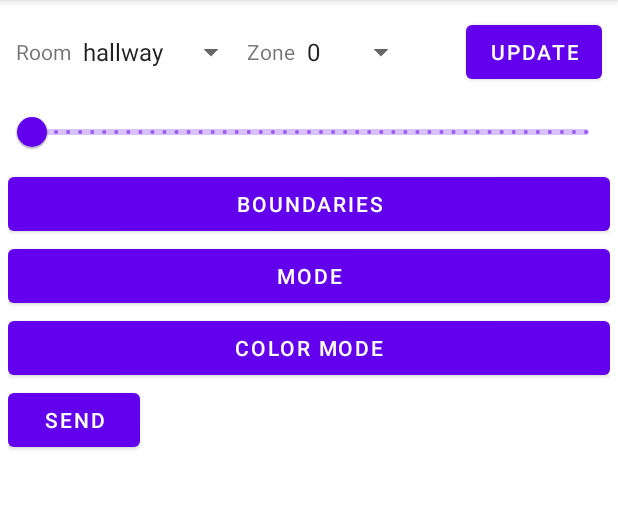
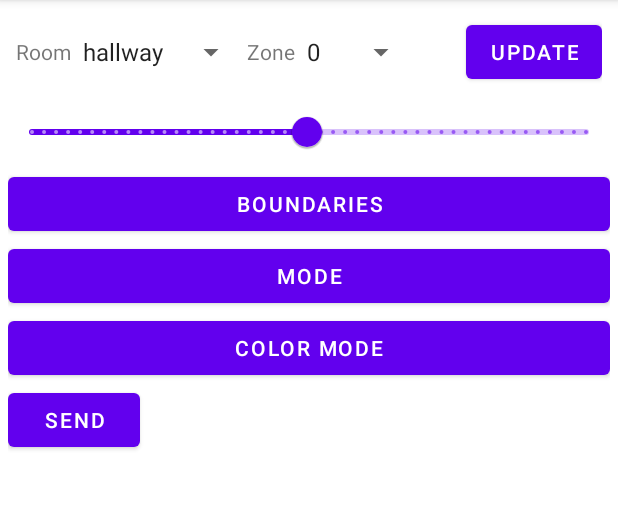
Before and after one commit to Nolven/home, an Android app: the fragment FragmentLed placed in its activity, on a phone screen of 412 x 824 dp, the part 84-594 px from its top. Run offline under Robolectric (Android 15) with nearby library versions, the phone set to English and light mode, and no system bars; our stand-ins replace Room's generated code; libraries missing offline, so code that uses them is left out: com.flask.colorpicker, org.eclipse.paho.

Commit message:
App minor fixes

```diff
--- a/android_app/app/src/main/java/com/example/homecontrole/led/Gradient.kt
+++ b/android_app/app/src/main/java/com/example/homecontrole/led/Gradient.kt
@@ -2,6 +2,7 @@ package com.example.homecontrole.led
 
 import android.content.Context
 import android.graphics.Color
+import android.opengl.Visibility
 import android.text.Editable
 import android.text.TextWatcher
 import android.util.Log
@@ -12,7 +13,6 @@ import android.widget.Button
 import androidx.core.graphics.blue
 import androidx.core.graphics.green
 import androidx.core.graphics.red
-import androidx.core.view.forEach
 import com.example.homecontrole.R
 import com.example.homecontrole.databinding.LedColorGradientBinding
 import com.flask.colorpicker.ColorPickerView
@@ -21,14 +21,19 @@ import com.google.gson.Gson
 import com.google.gson.JsonElement
 import com.google.gson.JsonObject
 import java.lang.Integer.parseInt
-import java.lang.reflect.Array
 
+data class GradientData(
+    var blending: Int,
+    var speed: Int,
+    var sampler_step: Int,
+    var colors: ArrayList<Array<Int>>
+)
 
 class Gradient(private val binding: LedColorGradientBinding, private val context: Context)
 {
     private var colorPickerIds: ArrayList<Int> = ArrayList()
 
-    private val data: GradientData = GradientData(0, 0, 0, arrayListOf())
+    private val data = GradientData(0, 0, 0, arrayListOf())
 
     private fun removeColor()
     {
@@ -41,6 +46,10 @@ class Gradient(private val binding: LedColorGradientBinding, private val context
         // Hide clear button when there is no colors
         if( colorPickerIds.isEmpty() )
             binding.gradientRemoveColor.visibility = View.INVISIBLE
+
+        if( binding.gradientAddColor.visibility == View.INVISIBLE )
+            binding.gradientAddColor.visibility = View.VISIBLE
+
     }
 
     private fun addColor(color: kotlin.Array<Int> = arrayOf(255, 0, 255))
@@ -91,6 +100,9 @@ class Gradient(private val binding: LedColorGradientBinding, private val context
         // Show clear button
         if (binding.gradientRemoveColor.visibility == View.INVISIBLE)
             binding.gradientRemoveColor.visibility = View.VISIBLE
+
+        if( data.colors.size == 8 ) // 32 bytes max for i2c
+            binding.gradientAddColor.visibility = View.INVISIBLE
     }
 
     private fun setDataUpdateCb()
--- a/android_app/app/src/main/java/com/example/homecontrole/led/GradientData.kt
+++ /dev/null
@@ -1,8 +0,0 @@
-package com.example.homecontrole.led
-
-data class GradientData(
-    var blending: Int,
-    var speed: Int,
-    var sampler_step: Int,
-    var colors: ArrayList<Array<Int>>
-)
--- a/android_app/app/src/main/java/com/example/homecontrole/led/LedFragment.kt
+++ b/android_app/app/src/main/java/com/example/homecontrole/led/LedFragment.kt
@@ -30,6 +30,7 @@ import com.google.gson.JsonElement
 import com.google.gson.JsonObject
 import com.google.gson.JsonPrimitive
 import java.lang.Integer.parseInt
+import kotlin.math.floor
 import kotlin.math.log
 
 private const val ARG_PARAM1 = "param1"
@@ -277,6 +278,7 @@ class FragmentLed : Fragment() {
         binding.brightnessSlider.addOnChangeListener{ _, value, _ ->
             generalData.brightness = value.toInt()
         }
+        binding.brightnessSlider.value = floor((binding.brightnessSlider.valueTo - binding.brightnessSlider.valueFrom)/2)
 
         val colorButton: Button =  binding.ledColorStaticInclude.colorButton
         colorButton.setBackgroundColor(Color.rgb(
@@ -354,7 +356,8 @@ class FragmentLed : Fragment() {
             override fun beforeTextChanged(s: CharSequence?, start: Int, count: Int, after: Int) {}
             override fun onTextChanged(s: CharSequence?, start: Int, before: Int, count: Int) {}
             override fun afterTextChanged(s: Editable?) {
-                snakeStateData.length = parseInt(s.toString())
+                if( s.toString().isNotEmpty() )
+                    snakeStateData.length = parseInt(s.toString())
             }
         })
 
@@ -362,7 +365,8 @@ class FragmentLed : Fragment() {
             override fun beforeTextChanged(s: CharSequence?, start: Int, count: Int, after: Int) {}
             override fun onTextChanged(s: CharSequence?, start: Int, before: Int, count: Int) {}
             override fun afterTextChanged(s: Editable?) {
-                snakeStateData.delay = parseInt(s.toString())
+                if( s.toString().isNotEmpty() )
+                    snakeStateData.delay = parseInt(s.toString())
             }
         })
 
```
Also changed, not shown: 1 other file.
